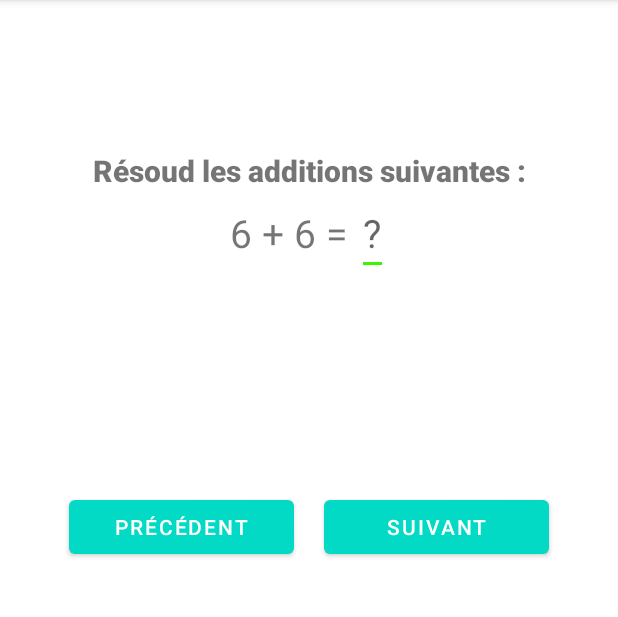
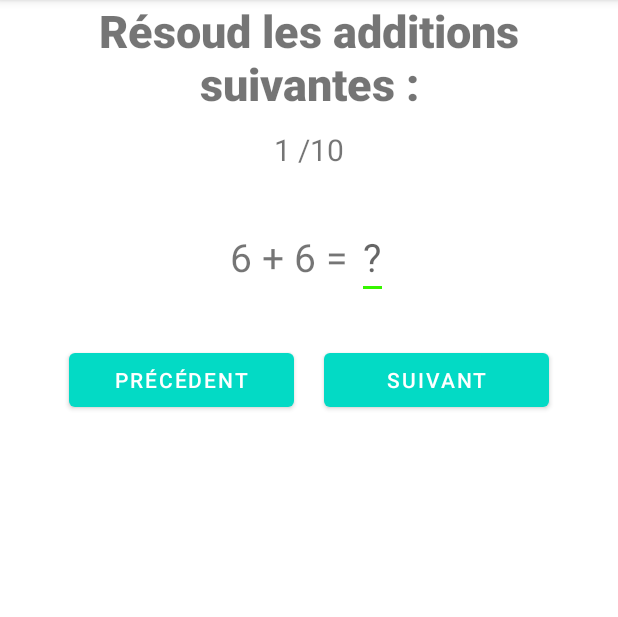
Before and after one commit to JorisMARTIN/IUT2-Android-Project, an Android app: the AdditionActivity screen opened directly, with no data from a screen before it, on a phone screen of 412 x 824 dp, the part 84-701 px from its top. Run offline under Robolectric (Android 15) with nearby library versions, the phone set to English and light mode, and no system bars.

Commit message:
Addition fonctional

```diff
--- a/APP/app/src/main/AndroidManifest.xml
+++ b/APP/app/src/main/AndroidManifest.xml
@@ -9,7 +9,8 @@
         android:roundIcon="@mipmap/ic_launcher_round"
         android:supportsRtl="true"
         android:theme="@style/Theme.LécoleDesLoustics">
-        <activity android:name=".mathematics.addition.AdditionActivity"></activity>
+        <activity android:name=".mathematics.ResultActivity"></activity>
+        <activity android:name=".mathematics.addition.AdditionActivity" />
         <activity android:name=".LevelSelect" />
         <activity android:name=".MainActivity">
             <intent-filter>
--- a/APP/app/src/main/java/fr/nezanmartin/lecoledesloustics/MainActivity.java
+++ b/APP/app/src/main/java/fr/nezanmartin/lecoledesloustics/MainActivity.java
@@ -15,6 +15,7 @@ import java.util.List;
 
 import fr.nezanmartin.lecoledesloustics.Database.DatabaseClient;
 import fr.nezanmartin.lecoledesloustics.Database.User.User;
+import fr.nezanmartin.lecoledesloustics.mathematics.addition.AdditionActivity;
 
 public class MainActivity extends AppCompatActivity {
 
--- a/APP/app/src/main/java/fr/nezanmartin/lecoledesloustics/mathematics/addition/AdditionActivity.java
+++ b/APP/app/src/main/java/fr/nezanmartin/lecoledesloustics/mathematics/addition/AdditionActivity.java
@@ -2,27 +2,37 @@ package fr.nezanmartin.lecoledesloustics.mathematics.addition;
 
 import androidx.appcompat.app.AppCompatActivity;
 
+import android.content.Intent;
 import android.os.Bundle;
-import android.view.Gravity;
+import android.text.TextUtils;
+import android.view.View;
+import android.widget.Button;
 import android.widget.EditText;
 import android.widget.LinearLayout;
 import android.widget.TextView;
 
-import java.util.HashMap;
+import java.util.LinkedHashMap;
 import java.util.Random;
-import java.util.concurrent.atomic.AtomicBoolean;
 
 import fr.nezanmartin.lecoledesloustics.R;
+import fr.nezanmartin.lecoledesloustics.mathematics.ResultActivity;
 import fr.nezanmartin.lecoledesloustics.mathematics.addition.model.Addition;
 
-public class AdditionActivity extends AppCompatActivity {
+public class AdditionActivity extends AppCompatActivity implements View.OnClickListener{
 
     //DATA
     int difficulty = 1; //TODO: getDifficulty from previous activity
-    HashMap<Addition, EditText> results;
+
+    int currentAdditionID;
+    LinkedHashMap<Addition, Integer> results;
 
     //VIEW
     LinearLayout additonContainner;
+
+    TextView additionID, question;
+    EditText answer;
+
+    Button previousButton, nextButton, validate;
 
     @Override
     protected void onCreate(Bundle savedInstanceState) {
@@ -31,9 +41,27 @@ public class AdditionActivity extends AppCompatActivity {
 
         additonContainner = findViewById(R.id.addition_container);
 
-        results = new HashMap<>();
+        additionID = findViewById(R.id.addition_id);
+
+        question = findViewById(R.id.addition_question);
+        answer = findViewById(R.id.addition_answer);
+
+        previousButton = findViewById(R.id.addition_previous_button);
+        nextButton = findViewById(R.id.addition_next_button);
+        validate = findViewById(R.id.addition_confirm);
+
+        results = new LinkedHashMap<>();
 
         initAdditions();
+
+        currentAdditionID = 0;
+        updateDisplay();
+
+        previousButton.setOnClickListener(this);
+        nextButton.setOnClickListener(this);
+
+        validate.setOnClickListener(this);
+
     }
 
     private void initAdditions() {
@@ -42,7 +70,8 @@ public class AdditionActivity extends AppCompatActivity {
         int operande1, operande2;
 
 
-        for(int i=0; i<10; i++){
+        for(int id=0; id<10; id++){
+
             if(difficulty == 1){
                 operande1 = random.nextInt(9-1) + 1;
                 operande2 = random.nextInt(9-1) + 1;
@@ -56,28 +85,71 @@ public class AdditionActivity extends AppCompatActivity {
 
             addition = new Addition(operande1, operande2);
 
-            LinearLayout globalLayout = new LinearLayout(this);
-            globalLayout.setOrientation(LinearLayout.HORIZONTAL);
-            globalLayout.setGravity(Gravity.CENTER);
+            //Hash map Addition object, addition answer
+            results.put(addition, -1);
+        }
+    }
 
-            LinearLayout layout = (LinearLayout) getLayoutInflater().inflate(R.layout.component_addition, null);
+    @Override
+    public void onClick(View v) {
 
-            TextView text = (TextView) layout.findViewById(R.id.addition_template_question);
-            text.setText(addition.getOperande1() + " + " + addition.getOperande2() + " = ");
+        Addition currentAddition;
+        if(!TextUtils.isEmpty(answer.getText())){
+            currentAddition = getAdditionInMapByIndex(currentAdditionID);
+            results.put(currentAddition, Integer.valueOf(answer.getText().toString()));
+        }
 
-            EditText res = (EditText) layout.findViewById(R.id.addition_template_answer);
-            res.setHint("?");
+        if(v == previousButton){
+            if(currentAdditionID >= 1) currentAdditionID--;
+        }else if(v == nextButton){
+            if(currentAdditionID <= 8) currentAdditionID++;
+        }
+        updateDisplay();
+
+        if(v == validate){
+            checkWin();
+        }
+
+    }
 
 
-            // Add to answer map
-            results.put(addition, res);
+    /* UTILS METHODS */
 
-            globalLayout.addView(layout);
+    private Addition getAdditionInMapByIndex(int index){
+        return (Addition) this.results.keySet().toArray()[index];
+    }
 
-            globalLayout.setLayoutParams(new LinearLayout.LayoutParams(LinearLayout.LayoutParams.MATCH_PARENT, LinearLayout.LayoutParams.WRAP_CONTENT));
-            additonContainner.addView(globalLayout);
+    private String getAdditionQuestionById(int id){
+        return getAdditionInMapByIndex(id).getOperande1() + " + " + getAdditionInMapByIndex(id).getOperande2() + " = ";
+    }
 
-            //TODO: 1 Addition per page
+    private void updateDisplay(){
+        additionID.setText((currentAdditionID+1)  + " /10");
+        question.setText(getAdditionQuestionById(currentAdditionID));
+        if(results.get(getAdditionInMapByIndex(currentAdditionID)) == -1){
+            answer.setText("");
+            answer.setHint("?");
+        }else{
+            answer.setText(results.get(getAdditionInMapByIndex(currentAdditionID)).toString());
+        }
+
+        if(currentAdditionID == 9){
+            validate.setVisibility(View.VISIBLE);
+        }else{
+            validate.setVisibility(View.INVISIBLE);
         }
     }
+
+    private void checkWin(){
+        int goodAnswer = 0;
+        for(Addition addition : results.keySet()){
+            if(addition.getResultat() == results.get(addition)) goodAnswer++;
+        }
+
+        Intent intent = new Intent(AdditionActivity.this, ResultActivity.class);
+        intent.putExtra(ResultActivity.SCORE_KEY, goodAnswer);
+
+        startActivity(intent);
+    }
+
 }
--- a/APP/app/src/main/res/layout/activity_addition.xml
+++ b/APP/app/src/main/res/layout/activity_addition.xml
@@ -1,5 +1,6 @@
 <?xml version="1.0" encoding="utf-8"?>
 <LinearLayout xmlns:android="http://schemas.android.com/apk/res/android"
+    xmlns:app="http://schemas.android.com/apk/res-auto"
     xmlns:tools="http://schemas.android.com/tools"
     android:layout_width="match_parent"
     android:layout_height="match_parent"
@@ -9,19 +10,46 @@
     <TextView
         android:layout_width="match_parent"
         android:layout_height="wrap_content"
-        android:layout_marginTop="100sp"
         android:fontFamily="sans-serif-black"
         android:gravity="center"
         android:text="@string/addition_activity_text"
-        android:textSize="20sp"
+        android:textSize="30sp"
         android:textStyle="bold" />
+
+    <TextView
+        android:id="@+id/addition_id"
+        android:layout_width="match_parent"
+        android:layout_height="wrap_content"
+        android:text="\?/10"
+        android:gravity="center"
+        android:layout_marginTop="10sp"
+        android:textSize="20sp"/>
 
     <LinearLayout
         android:id="@+id/addition_container"
         android:layout_width="match_parent"
-        android:layout_height="200sp"
-        android:orientation="horizontal">
-        <!-- Container for addition added by inflate -->
+        android:layout_height="wrap_content"
+        android:orientation="horizontal"
+        android:paddingTop="30sp"
+        android:paddingBottom="30sp"
+        android:gravity="center">
+
+        <TextView
+            android:id="@+id/addition_question"
+            android:layout_width="wrap_content"
+            android:layout_height="wrap_content"
+            android:text="\? + \? = "
+            android:gravity="center"
+            android:textSize="26sp"/>
+
+        <EditText
+            android:id="@+id/addition_answer"
+            android:layout_width="wrap_content"
+            android:layout_height="wrap_content"
+            android:hint="\?"
+            android:inputType="number"
+            android:textSize="26sp"/>
+
     </LinearLayout>
 
     <LinearLayout
@@ -48,5 +76,13 @@
 
     </LinearLayout>
 
+    <Button
+        android:id="@+id/addition_confirm"
+        android:layout_width="wrap_content"
+        android:layout_height="wrap_content"
+        android:layout_gravity="center"
+        android:text="@string/Validate_text"
+        app:backgroundTint="@color/blue"/>
+
 
 </LinearLayout>
--- a/APP/app/src/main/res/values/strings.xml
+++ b/APP/app/src/main/res/values/strings.xml
@@ -7,5 +7,7 @@
     <string name="addition_activity_text">Résoud les additions suivantes :</string>
     <string name="previous_button_text">Précédent</string>
     <string name="next_button_text">Suivant</string>
+    <string name="Validate_text">Valider</string>
+    <string name="Back_text">Retour</string>
 
 </resources>
```
Also changed, not shown: APP/app/src/main/java/fr/nezanmartin/lecoledesloustics/mathematics/ResultActivity.java (added, +56 -0 lines), APP/app/src/main/res/layout/activity_result.xml (added, +35 -0 lines).
